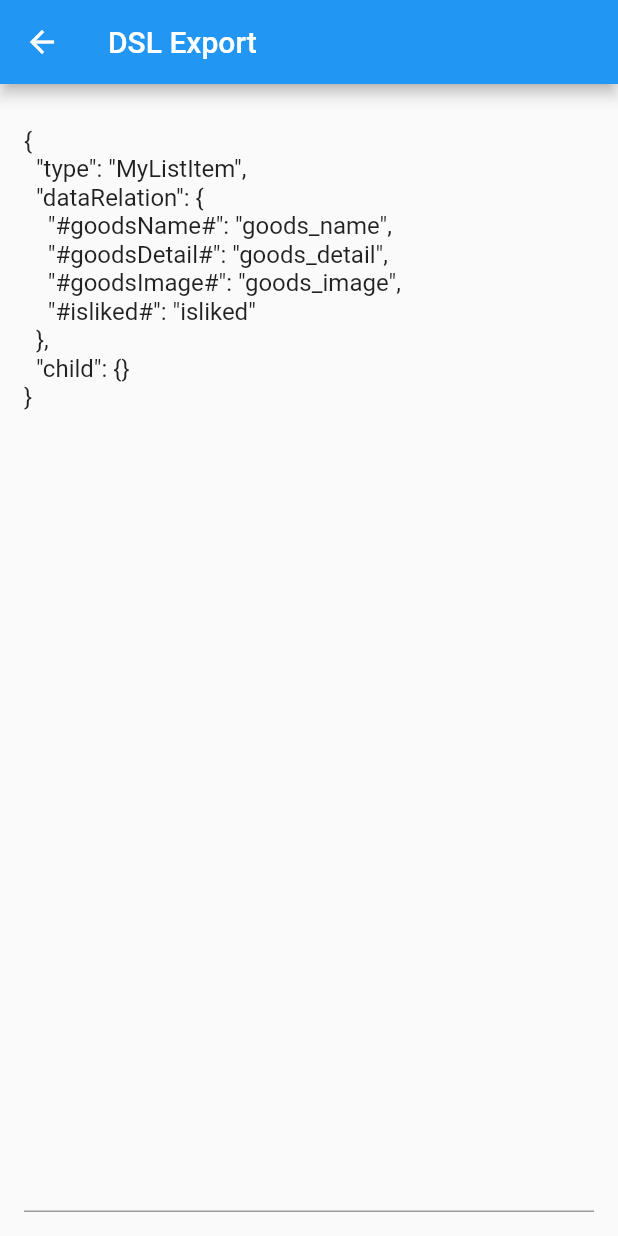
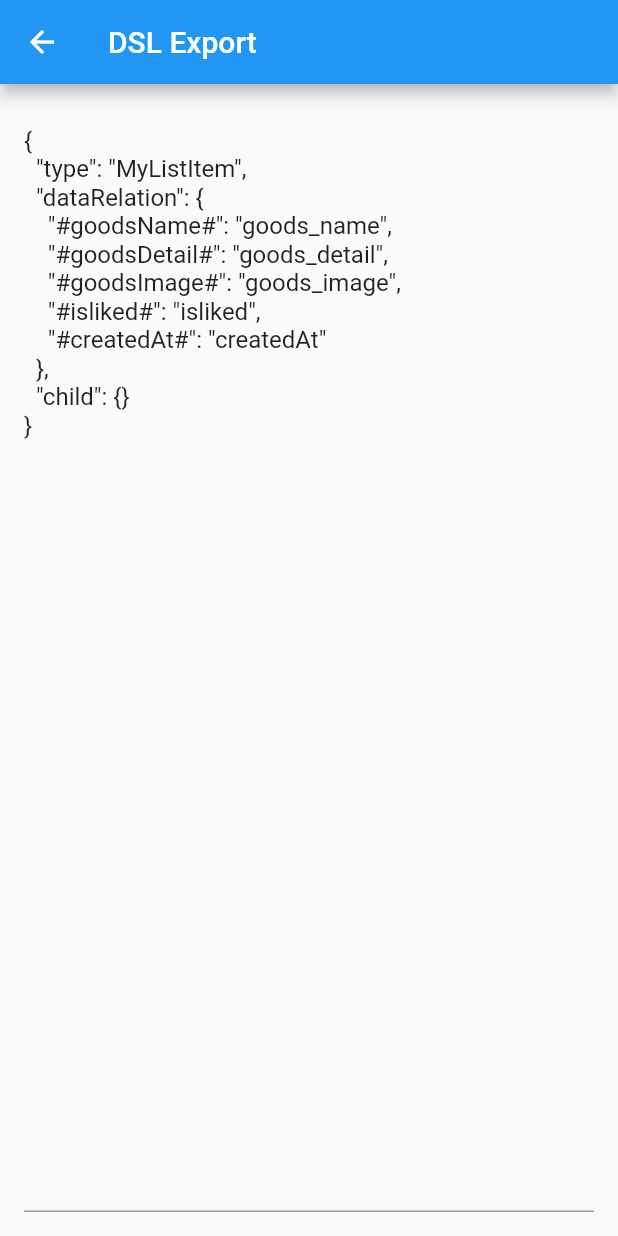
Before and after one commit to TshineZheng/dynamic_component, a Flutter app: the screen it shows after launch, after a tap on "Export", on a phone screen of 412 x 824 dp. Run offline on Flutter 3.47's test engine with Material 2 defaults, Android fonts, the phone set to English and light mode, and no system bars; our stand-ins replace extended_image, recase; missing offline and left inert: analyzer, build, dynamic_widget, faker_dart, source_gen; network calls fail.

Commit message:
示例增加时间显示

```diff
--- a/example/lib/widget/my_list_item.dart
+++ b/example/lib/widget/my_list_item.dart
@@ -12,6 +12,7 @@ part 'my_list_item.g.dart';
   'goods_detail',
   'goods_image',
   'isliked',
+  'createdAt',
 ])
 class MyListItem extends DynamicComponent with _$MyListItemComponent {
   MyListItem({
@@ -85,7 +86,10 @@ class MyListItem extends DynamicComponent with _$MyListItemComponent {
                 ),
                 Padding(
                   padding: const EdgeInsets.all(8.0),
-                  child: Row(
+                  child: Column(
+                    crossAxisAlignment: CrossAxisAlignment.start,
+                    children: [
+                      Row(
                         children: <Widget>[
                           Expanded(
                             child: Text(
@@ -94,6 +98,9 @@ class MyListItem extends DynamicComponent with _$MyListItemComponent {
                               maxLines: 6,
                             ).tap('content', onTap),
                           )
+                        ],
+                      ),
+                      Text(createdAt),
                     ],
                   ),
                 ),
```
Also changed, not shown: example/lib/widget/my_list_item.g.dart. Lines whose indentation alone changed are shown as unchanged.
